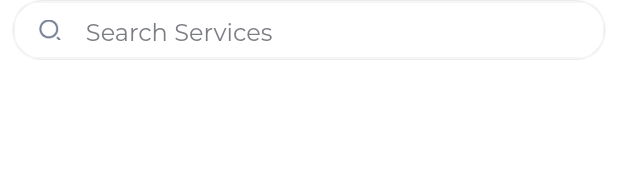
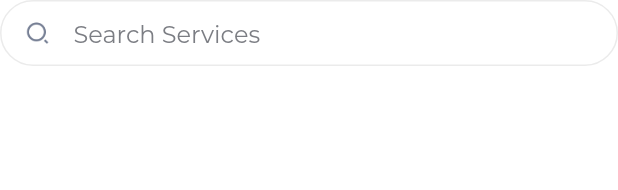
Before and after one commit to ashim-kansal/jonsi, a Flutter app: the SearchTextField widget shown alone on an empty page, opened directly, on a phone screen of 412 x 824 dp. Shown: the top 190 px of the screen. Run offline on Flutter 3.47's test engine with Material 2 defaults, Android fonts, the phone set to English and light mode, and no system bars; our stand-ins replace another_flushbar, cached_network_image, carousel_slider, csc_picker, dio, dotted_border and 20 more; missing offline and left inert: day_night_time_picker, the_apple_sign_in; accounts and stored records are empty; generated files the repository leaves out were written again; network calls fail; project files that could hold a hidden picture were left out.

Commit message:
add search on catergories.

```diff
--- a/lib/common/customtexts.dart
+++ b/lib/common/customtexts.dart
@@ -39,7 +39,7 @@ Widget ProfileItem(
       Function()? onTap,
       required String iconPath,
     Color color = AppColors.text_desc}) {
-  return GestureDetector(
+  return InkWell(
     onTap: onTap,
     child: Column(
       children: [
--- a/lib/screens/home_page/widgets/search_text_field.dart
+++ b/lib/screens/home_page/widgets/search_text_field.dart
@@ -7,9 +7,10 @@ import 'package:persistent_bottom_nav_bar/persistent-tab-view.dart';
 class SearchTextField extends StatefulWidget {
   final String hintext;
 
-  final Function onSearchingComplete;
+  final Function(String) onSearchingComplete;
+  final bool enable;
   const SearchTextField(
-      {Key? key, required this.hintext, required this.onSearchingComplete})
+      {Key? key, required this.hintext, required this.onSearchingComplete,this.enable =true})
       : super(key: key);
 
   @override
@@ -21,45 +22,37 @@ class _SearchTextFieldState extends State<SearchTextField> {
   Widget build(BuildContext context) {
     TextEditingController controller = TextEditingController();
     Size size = MediaQuery.of(context).size;
-    return Padding(
-      padding: EdgeInsets.symmetric(
-        horizontal: size.width * 0.02,
-      ),
-      child: Container(
-        height: 40,
+    return Container(
+        height: 44,
+        alignment: Alignment.center,
         decoration: BoxDecoration(
           color: Colors.white,
           borderRadius: BorderRadius.circular(25),
           border: Border.all(color: Color(0xffEBEBEB),width: 1),
         ),
-        child: TextFormField(
+        child: Center(child: TextFormField(
           onTap: () {
             // pushDynamicScreen(context,
             //     screen: SearchScreen(), withNavBar: false);
           },
           controller: controller,
           onFieldSubmitted: (value) => {if (value.length > 2) {}},
+          onChanged: widget.onSearchingComplete,
           cursorColor: Colors.black,
+          enabled: widget.enable,
           style: TextStyle(
             color: Colors.grey,
             fontSize: ScreenUtil().setSp(18),
           ),
+          textAlign: TextAlign.start,
+          textAlignVertical: TextAlignVertical.center,
           decoration: InputDecoration(
-            border: const UnderlineInputBorder(
-              borderSide: BorderSide(
-                color: AppColors.color_3f3c3c,
-              ),
+            contentPadding: EdgeInsets.only(
+              bottom: 8,  // HERE THE IMPORTANT PART
             ),
-            focusedBorder: OutlineInputBorder(
-                borderRadius: BorderRadius.circular(15),
-                borderSide: const BorderSide(
-                  color: Color(0xFFF6F6F6),
-                )),
-            enabledBorder: OutlineInputBorder(
-                borderRadius: BorderRadius.circular(15),
-                borderSide: const BorderSide(
-                  color: Color(0xFFF6F6F6),
-                )),
+            border: InputBorder.none,
+            focusedBorder: InputBorder.none,
+            enabledBorder: InputBorder.none,
             errorBorder: const OutlineInputBorder(
               borderSide: BorderSide(
                 color: Color(0xFFF6F6F6),
@@ -70,11 +63,8 @@ class _SearchTextFieldState extends State<SearchTextField> {
                 color: Color(0xFFF6F6F6),
               ),
             ),
-            contentPadding: const EdgeInsets.symmetric(
-              vertical: 5,
-              horizontal: 5,
-            ),
             hintText: widget.hintext,
+
             hintStyle: TextStyle(
               color: AppColors.text_desc,
               fontSize: ScreenUtil().setSp(14),
@@ -89,7 +79,6 @@ class _SearchTextFieldState extends State<SearchTextField> {
             ),
           ),
         ),
-      ),
-    );
+    ));
   }
 }
```
Also changed, not shown: lib/screens/catagories/search_catagories_screen.dart (added, +168 -0 lines), lib/screens/home_page/home_screen.dart (+22 -9 lines).
